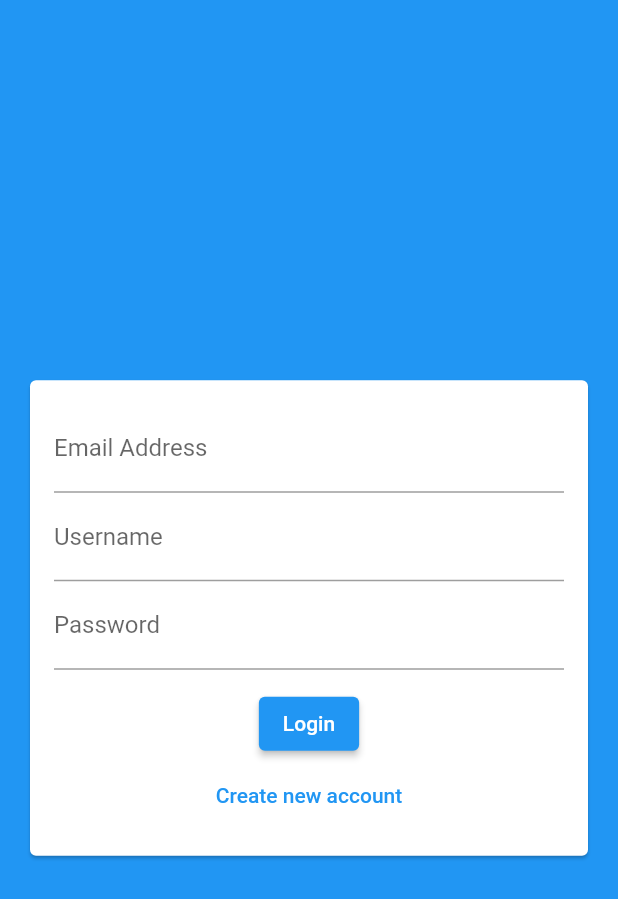
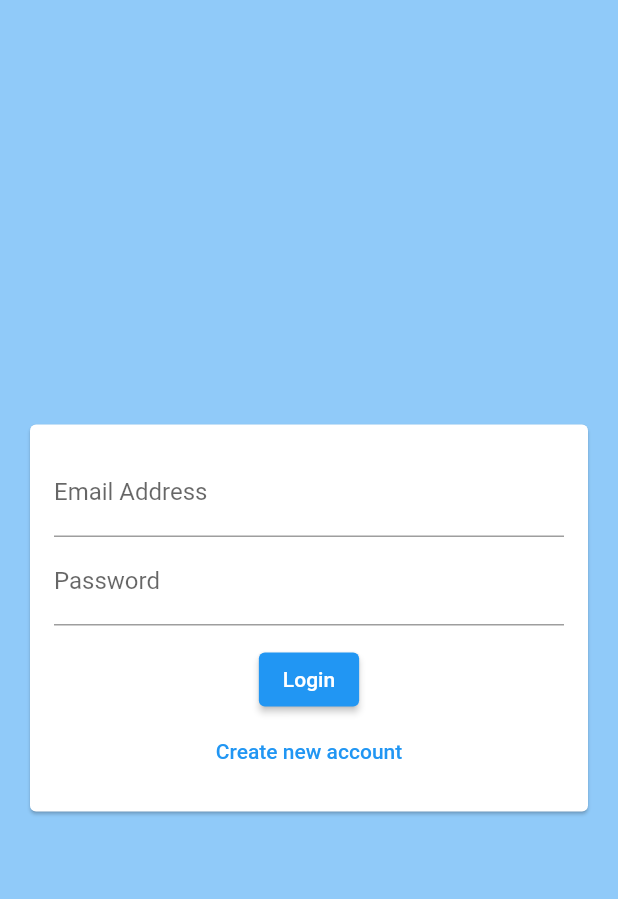
Before and after one commit to terinSeb/flutter_chat_app, a Flutter app: the screen it shows after launch, after a tap on "Login", on a phone screen of 412 x 824 dp. Shown: the top 899 px of the screen. Run offline on Flutter 3.47's test engine with Material 2 defaults, Android fonts, the phone set to English and light mode, and no system bars; our stand-ins replace cloud_firestore, firebase_core; accounts and stored records are empty.

Commit message:
Creating authentication form

```diff
--- a/lib/main.dart
+++ b/lib/main.dart
@@ -18,17 +18,15 @@ class MyApp extends StatelessWidget {
     return MaterialApp(
       title: 'Flutter Demo',
       theme: ThemeData(
-        // This is the theme of your application.
-        //
-        // Try running your application with "flutter run". You'll see the
-        // application has a blue toolbar. Then, without quitting the app, try
-        // changing the primarySwatch below to Colors.green and then invoke
-        // "hot reload" (press "r" in the console where you ran "flutter run",
-        // or simply save your changes to "hot reload" in a Flutter IDE).
-        // Notice that the counter didn't reset back to zero; the application
-        // is not restarted.
-        primarySwatch: Colors.blue,
-      ),
+          primarySwatch: Colors.blue,
+          backgroundColor: Colors.pink,
+          colorScheme: ColorScheme.fromSwatch().copyWith(
+              secondary: Colors.deepPurple, brightness: Brightness.light),
+          buttonTheme: ButtonTheme.of(context).copyWith(
+              buttonColor: Colors.pink,
+              textTheme: ButtonTextTheme.primary,
+              shape: RoundedRectangleBorder(
+                  borderRadius: BorderRadius.circular(20)))),
       home: const AuthScreen(),
     );
   }
--- a/lib/screens/auth_screen.dart
+++ b/lib/screens/auth_screen.dart
@@ -13,7 +13,7 @@ class _AuthScreenState extends State<AuthScreen> {
   @override
   Widget build(BuildContext context) {
     return Scaffold(
-      backgroundColor: Theme.of(context).primaryColor,
+      backgroundColor: Theme.of(context).backgroundColor,
       body: const AuthForm(),
     );
   }
--- a/lib/widgets/auth/auth_form.dart
+++ b/lib/widgets/auth/auth_form.dart
@@ -8,6 +8,22 @@ class AuthForm extends StatefulWidget {
 }
 
 class _AuthFormState extends State<AuthForm> {
+  var _userName = '';
+  var _userEmail = '';
+  var _userPass = '';
+  var _isLogin = true;
+  final _formKey = GlobalKey<FormState>();
+  void _trySubmit() {
+    final isValid = _formKey.currentState!.validate();
+    FocusScope.of(context).unfocus();
+    if (isValid) {
+      _formKey.currentState?.save();
+      debugPrint(_userName);
+      debugPrint(_userEmail);
+      debugPrint(_userPass);
+    }
+  }
+
   @override
   Widget build(BuildContext context) {
     return Center(
@@ -21,22 +37,62 @@ class _AuthFormState extends State<AuthForm> {
               mainAxisSize: MainAxisSize.min,
               children: [
                 TextFormField(
+                  key: const ValueKey('email'),
+                  validator: (value) {
+                    if (value!.isEmpty || !value.contains('@')) {
+                      return 'Please enter a valid email address';
+                    }
+                    return null;
+                  },
+                  onSaved: ((newValue) {
+                    _userEmail = newValue!;
+                  }),
                   keyboardType: TextInputType.emailAddress,
                   decoration: const InputDecoration(labelText: 'Email Address'),
                 ),
+                if (!_isLogin)
+                  TextFormField(
+                    key: const ValueKey('username'),
+                    validator: (value) {
+                      if (value!.isEmpty || value.length < 4) {
+                        return 'Please enter atleast 4 characters';
+                      }
+                      return null;
+                    },
+                    onSaved: ((newValue) {
+                      _userName = newValue!;
+                    }),
+                    decoration: const InputDecoration(labelText: 'Username'),
+                  ),
                 TextFormField(
-                  decoration: const InputDecoration(labelText: 'Username'),
-                ),
-                TextFormField(
+                  key: const ValueKey('pass'),
+                  validator: (value) {
+                    if (value!.isEmpty || value.length < 7) {
+                      return 'Password must be at least 7 characters long.';
+                    }
+                    return null;
+                  },
+                  onSaved: ((newValue) {
+                    _userPass = newValue!;
+                  }),
                   decoration: const InputDecoration(labelText: 'Password'),
                   obscureText: true,
                 ),
                 const SizedBox(
                   height: 12,
                 ),
-                ElevatedButton(onPressed: () {}, child: const Text('Login')),
+                ElevatedButton(
+                    onPressed: _trySubmit, child: const Text('Login')),
                 TextButton(
-                    onPressed: () {}, child: const Text('Create new account'))
+                  onPressed: () {
+                    setState(() {
+                      _isLogin = !_isLogin;
+                    });
+                  },
+                  child: Text(_isLogin
+                      ? 'Create new account'
+                      : 'I already have a account.'),
+                )
               ],
             )),
           ),
```
